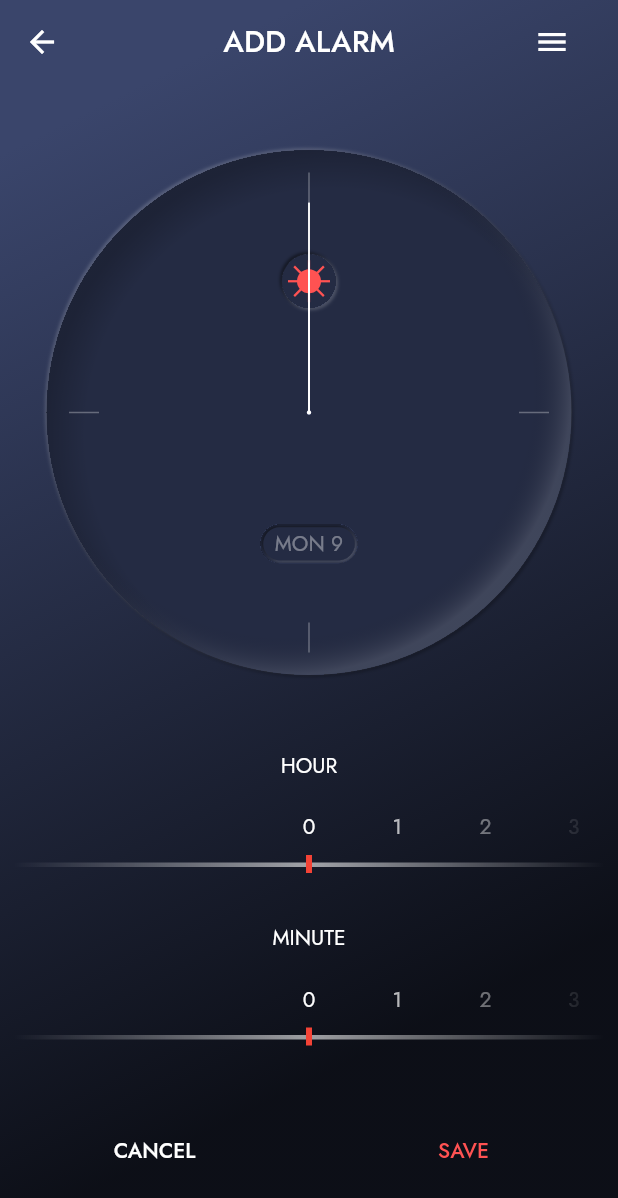
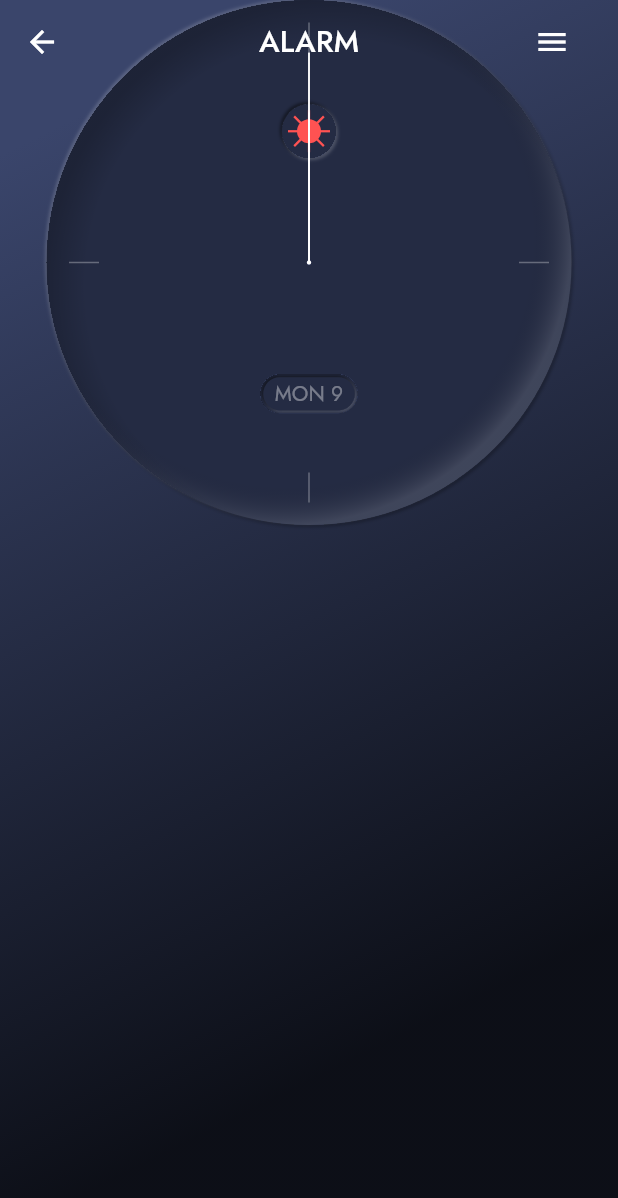
Before and after one commit to Sahil-Programme/alarm_app, a Flutter app: the screen it shows after launch, on a phone screen of 412 x 824 dp. Shown: the top 1198 px of the screen. Run offline on Flutter 3.47's test engine with Material 2 defaults, Android fonts, the phone set to English and light mode, and no system bars; our stand-ins replace google_fonts; statements that could not run were skipped.

```diff
--- a/lib/Pages/add_alarm_page.dart
+++ b/lib/Pages/add_alarm_page.dart
@@ -1,10 +1,10 @@
 import 'dart:math';
 
 import 'package:first_app/Provider/alarms.dart';
+import 'package:first_app/modals/alarm_modal.dart';
 import 'package:first_app/Provider/user_provider.dart';
 import 'package:first_app/Widgets/dial.dart';
 import 'package:flutter/material.dart';
-import 'package:flutter/rendering.dart';
 
 import 'package:google_fonts/google_fonts.dart';
 import 'package:provider/provider.dart';
@@ -77,36 +77,6 @@ class _AddAlarmPageState extends State<AddAlarmPage>
   double y = 0;
   double z = 0;
 
-  /* final AppBar appbar = AppBar(
-    //toolbarHeight: 30,
-    foregroundColor: Colors.white,
-    centerTitle: true,
-    title: Text(
-      'ADD ALARM',
-      style: GoogleFonts.jost(),
-    ),
-    elevation: 0,
-    backgroundColor: Colors.transparent,
-    leading: IconButton(
-      splashRadius: 23,
-      icon: const Icon(
-        Icons.arrow_back,
-      ),
-      onPressed: () {},
-    ),
-    actions: <Widget>[
-      Container(
-        margin: const EdgeInsets.only(right: 20),
-        alignment: Alignment.center,
-        child: IconButton(
-          splashRadius: 23,
-          icon: Icon(Icons.menu),
-          onPressed: _onPressed(),
-        ),
-      ),
-    ],
-  );
-*/
   @override
   Widget build(BuildContext context) {
     final _titleNotifier = Provider.of<UserProvider>(context, listen: true);
--- /dev/null
+++ b/lib/Pages/home_page.dart
@@ -0,0 +1,96 @@
+import 'package:first_app/Widgets/clockface_widgets.dart';
+import 'package:first_app/Widgets/date_container.dart';
+import 'package:first_app/Widgets/hands.dart';
+import 'package:first_app/Widgets/small_hour_markers.dart';
+import 'package:first_app/Widgets/space_sun_and_moon.dart';
+import 'package:first_app/Widgets/sun_moon_switch.dart';
+import 'package:flutter/material.dart';
+import 'package:google_fonts/google_fonts.dart';
+
+class HomePage extends StatelessWidget {
+  static const routeName = '/homePage';
+  const HomePage({Key? key}) : super(key: key);
+
+  final LinearGradient backgroundGradient = const LinearGradient(
+    colors: <Color>[
+      Color(0xFF3A456B),
+      Color(0x373A456B),
+      //Color(0xA0000000),
+    ],
+    begin: Alignment.topLeft,
+    end: Alignment.bottomRight,
+    stops: [0.1, 0.8],
+  );
+
+  @override
+  Widget build(BuildContext context) {
+    return Scaffold(
+      extendBodyBehindAppBar: true,
+      backgroundColor: Colors.black,
+      appBar: AppBar(
+        //toolbarHeight: 30,
+        foregroundColor: Colors.white,
+        centerTitle: true,
+        title: Text(
+          'ALARM',
+          style: GoogleFonts.jost(),
+        ),
+        elevation: 0,
+        backgroundColor: Colors.transparent,
+        leading: IconButton(
+          splashRadius: 23,
+          icon: const Icon(
+            Icons.arrow_back,
+          ),
+          onPressed: () {},
+        ),
+        actions: <Widget>[
+          Container(
+            margin: const EdgeInsets.only(right: 20),
+            alignment: Alignment.center,
+            child: IconButton(
+              splashRadius: 23,
+              icon: const Icon(Icons.menu),
+              onPressed: () {},
+            ),
+          ),
+        ],
+      ),
+      body: LayoutBuilder(
+        builder: (_, constraint) {
+          return Container(
+            width: constraint.maxWidth,
+            height: constraint.maxHeight,
+            decoration: BoxDecoration(gradient: backgroundGradient),
+            child: Stack(
+              children: <Widget>[
+                const SizedBox(height: 100),
+                // Clock Face
+                SizedBox(
+                  width: constraint.maxWidth,
+                  height: 350,
+                  child: Stack(
+                    children: const <Widget>[
+                      //main background circle
+                      MainCircle(),
+                      // light cicle
+                      LightCircle(),
+                      // shadow circle
+                      ShadowCircle(),
+
+                      DayTimeSpace(),
+                      DateContainer(),
+                      SmallHourMarkers(),
+                      SunMoonSwitch(),
+                      Hands(),
+                    ],
+                  ),
+                ),
+              ],
+            ),
+          );
+        },
+      ),
+    );
+  }
+}
--- a/lib/Provider/alarms.dart
+++ b/lib/Provider/alarms.dart
@@ -1,11 +1,5 @@
+import 'package:first_app/modals/alarm_modal.dart';
 import 'package:flutter/foundation.dart';
-
-class Alarm {
-  late final DateTime dateTime;
-  late final String music;
-  bool selected;
-  Alarm({required this.dateTime, required this.music, required this.selected});
-}
 
 class Alarms extends ChangeNotifier {
   final List<Alarm> _alarmList = [
--- a/lib/main.dart
+++ b/lib/main.dart
@@ -1,12 +1,13 @@
 import 'dart:async';
 
 import 'package:first_app/Pages/add_alarm_page.dart';
-import 'package:first_app/Provider/alarms.dart';
+import 'package:first_app/Pages/home_page.dart';
 import 'package:flutter/material.dart';
 import 'package:flutter/services.dart';
 import 'package:provider/provider.dart';
 
 import '../Provider/user_provider.dart';
+import 'Provider/alarms.dart';
 
 Future changeColor() async {
   const style = SystemUiOverlayStyle(
@@ -44,9 +45,10 @@ class AlarmApp extends StatelessWidget {
     return MaterialApp(
       debugShowCheckedModeBanner: false,
       title: 'Alarm Clock App',
-      initialRoute: AddAlarmPage.routeName,
+      initialRoute: HomePage.routeName,
       routes: {
-        AddAlarmPage.routeName: (context) => AddAlarmPage(),
+        AddAlarmPage.routeName: (context) => const AddAlarmPage(),
+        HomePage.routeName: (context) => const HomePage(),
       },
     );
   }
--- /dev/null
+++ b/lib/modals/alarm_modal.dart
@@ -0,0 +1,10 @@
+class Alarm {
+  late final DateTime dateTime;
+  late final String music;
+  bool selected;
+  Alarm({
+    required this.dateTime,
+    required this.music,
+    required this.selected,
+  });
+}
```
